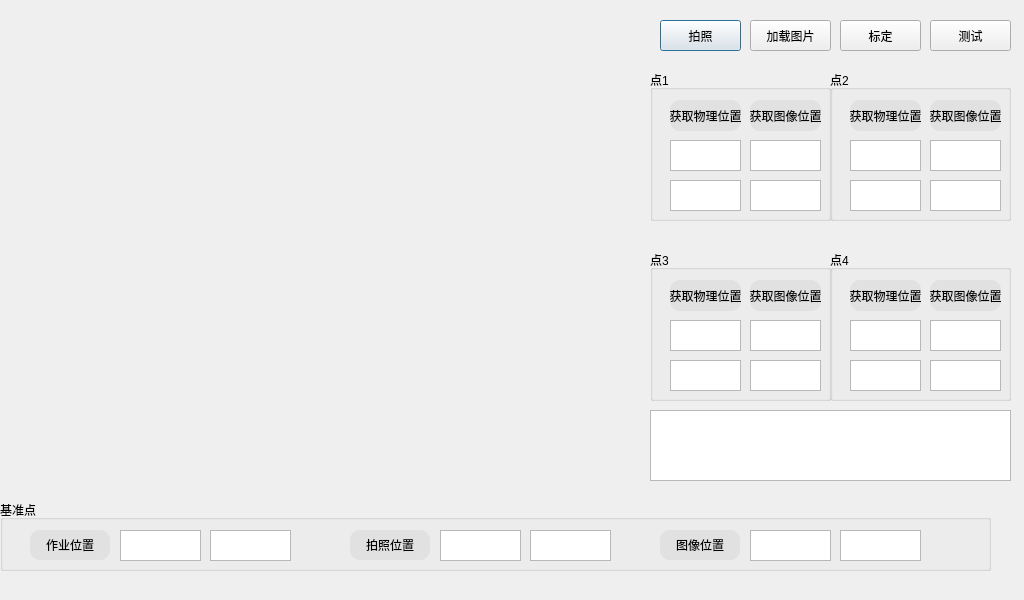
Old version of the form AQRVison/dialogcalibration.ui in the repository MacavityT/2D_ScrewLocation.
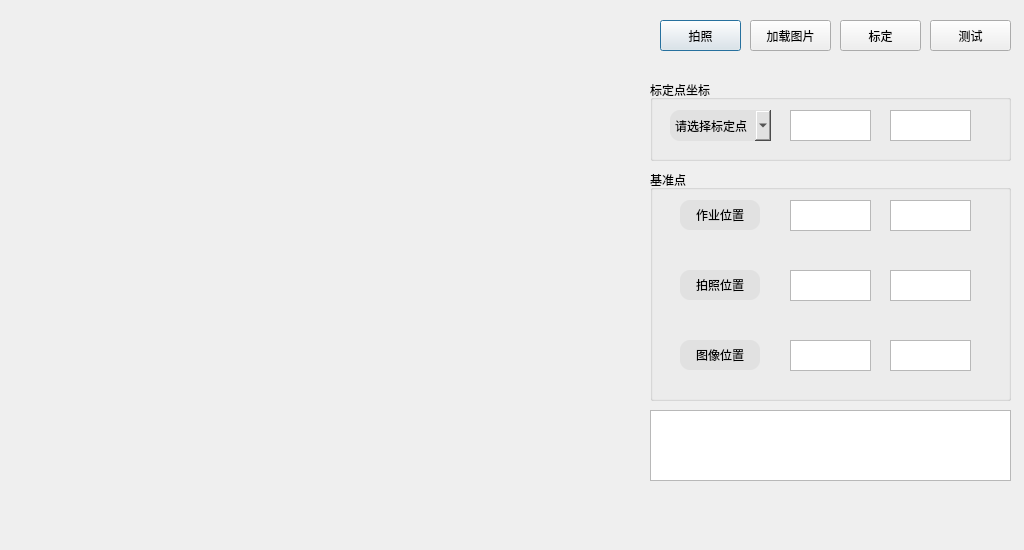
New version of the form.

Commit message: Modified the calibration (to 9 point)

```diff
--- a/AQRVison/dialogcalibration.ui
+++ b/AQRVison/dialogcalibration.ui
@@ -7,7 +7,7 @@
     <x>0</x>
     <y>0</y>
     <width>1024</width>
-    <height>600</height>
+    <height>550</height>
    </rect>
   </property>
   <property name="windowTitle">
@@ -17,7 +17,7 @@
    <property name="geometry">
     <rect>
      <x>0</x>
-     <y>0</y>
+     <y>20</y>
      <width>640</width>
      <height>480</height>
     </rect>
@@ -65,10 +65,10 @@
   <widget class="QGroupBox" name="groupBox">
    <property name="geometry">
     <rect>
-     <x>0</x>
-     <y>500</y>
-     <width>991</width>
-     <height>71</height>
+     <x>650</x>
+     <y>170</y>
+     <width>361</width>
+     <height>231</height>
     </rect>
    </property>
    <property name="title">
@@ -77,8 +77,8 @@
    <widget class="QPushButton" name="pushButton_StdW">
     <property name="geometry">
      <rect>
-      <x>350</x>
-      <y>30</y>
+      <x>30</x>
+      <y>100</y>
       <width>80</width>
       <height>30</height>
      </rect>
@@ -94,8 +94,8 @@
    <widget class="QTextEdit" name="textEdit_wStdx">
     <property name="geometry">
      <rect>
-      <x>440</x>
-      <y>30</y>
+      <x>140</x>
+      <y>100</y>
       <width>81</width>
       <height>31</height>
      </rect>
@@ -104,8 +104,8 @@
    <widget class="QTextEdit" name="textEdit_wStdy">
     <property name="geometry">
      <rect>
-      <x>530</x>
-      <y>30</y>
+      <x>240</x>
+      <y>100</y>
       <width>81</width>
       <height>31</height>
      </rect>
@@ -114,7 +114,7 @@
    <widget class="QTextEdit" name="textEdit_ShangStdx">
     <property name="geometry">
      <rect>
-      <x>120</x>
+      <x>140</x>
       <y>30</y>
       <width>81</width>
       <height>31</height>
@@ -124,7 +124,7 @@
    <widget class="QTextEdit" name="textEdit_ShangStdy">
     <property name="geometry">
      <rect>
-      <x>210</x>
+      <x>240</x>
       <y>30</y>
       <width>81</width>
       <height>31</height>
@@ -151,8 +151,8 @@
    <widget class="QTextEdit" name="textEdit_pStdy">
     <property name="geometry">
      <rect>
-      <x>840</x>
-      <y>30</y>
+      <x>240</x>
+      <y>170</y>
       <width>81</width>
       <height>31</height>
      </rect>
@@ -161,8 +161,8 @@
    <widget class="QTextEdit" name="textEdit_pStdx">
     <property name="geometry">
      <rect>
-      <x>750</x>
-      <y>30</y>
+      <x>140</x>
+      <y>170</y>
       <width>81</width>
       <height>31</height>
      </rect>
@@ -174,8 +174,8 @@
     </property>
     <property name="geometry">
      <rect>
-      <x>660</x>
-      <y>30</y>
+      <x>30</x>
+      <y>170</y>
       <width>80</width>
       <height>30</height>
      </rect>
@@ -193,345 +193,94 @@
    <property name="geometry">
     <rect>
      <x>650</x>
-     <y>70</y>
-     <width>181</width>
-     <height>151</height>
+     <y>80</y>
+     <width>361</width>
+     <height>81</height>
     </rect>
    </property>
    <property name="title">
-    <string>点1</string>
+    <string>标定点坐标</string>
    </property>
-   <widget class="QPushButton" name="pushButton1_stdw">
+   <widget class="QComboBox" name="PointSelector">
     <property name="geometry">
      <rect>
       <x>20</x>
       <y>30</y>
-      <width>71</width>
+      <width>101</width>
       <height>31</height>
      </rect>
     </property>
     <property name="styleSheet">
      <string notr="true">background-color:rgb(225,225,225);
-border-radius:10px;font: 75 8pt &quot;Aharoni&quot;;</string>
+border-radius:10px;</string>
     </property>
-    <property name="text">
-     <string>获取物理位置</string>
-    </property>
+    <item>
+     <property name="text">
+      <string>请选择标定点</string>
+     </property>
+    </item>
+    <item>
+     <property name="text">
+      <string>标定点1</string>
+     </property>
+    </item>
+    <item>
+     <property name="text">
+      <string>标定点2</string>
+     </property>
+    </item>
+    <item>
+     <property name="text">
+      <string>标定点3</string>
+     </property>
+    </item>
+    <item>
+     <property name="text">
+      <string>标定点4</string>
+     </property>
+    </item>
+    <item>
+     <property name="text">
+      <string>标定点5</string>
+     </property>
+    </item>
+    <item>
+     <property name="text">
+      <string>标定点6</string>
+     </property>
+    </item>
+    <item>
+     <property name="text">
+      <string>标定点7</string>
+     </property>
+    </item>
+    <item>
+     <property name="text">
+      <string>标定点8</string>
+     </property>
+    </item>
+    <item>
+     <property name="text">
+      <string>标定点9</string>
+     </property>
+    </item>
    </widget>
    <widget class="QTextEdit" name="textEdit1_wx">
     <property name="geometry">
      <rect>
-      <x>20</x>
-      <y>70</y>
-      <width>71</width>
-      <height>31</height>
-     </rect>
-    </property>
-   </widget>
-   <widget class="QTextEdit" name="textEdit1_wy">
-    <property name="geometry">
-     <rect>
-      <x>20</x>
-      <y>110</y>
-      <width>71</width>
-      <height>31</height>
-     </rect>
-    </property>
-   </widget>
-   <widget class="QPushButton" name="pushButton1_stdp">
-    <property name="geometry">
-     <rect>
-      <x>100</x>
+      <x>240</x>
       <y>30</y>
-      <width>71</width>
+      <width>81</width>
       <height>31</height>
      </rect>
     </property>
-    <property name="styleSheet">
-     <string notr="true">background-color:rgb(225,225,225);
-border-radius:10px;font: 75 8pt &quot;Aharoni&quot;;</string>
-    </property>
-    <property name="text">
-     <string>获取图像位置</string>
-    </property>
    </widget>
    <widget class="QTextEdit" name="textEdit1_px">
     <property name="geometry">
      <rect>
-      <x>100</x>
-      <y>70</y>
-      <width>71</width>
-      <height>31</height>
-     </rect>
-    </property>
-   </widget>
-   <widget class="QTextEdit" name="textEdit1_py">
-    <property name="geometry">
-     <rect>
-      <x>100</x>
-      <y>110</y>
-      <width>71</width>
-      <height>31</height>
-     </rect>
-    </property>
-   </widget>
-  </widget>
-  <widget class="QGroupBox" name="groupBox_3">
-   <property name="geometry">
-    <rect>
-     <x>830</x>
-     <y>70</y>
-     <width>181</width>
-     <height>151</height>
-    </rect>
-   </property>
-   <property name="title">
-    <string>点2</string>
-   </property>
-   <widget class="QPushButton" name="pushButton2_stdw">
-    <property name="geometry">
-     <rect>
-      <x>20</x>
+      <x>140</x>
       <y>30</y>
-      <width>71</width>
-      <height>31</height>
-     </rect>
-    </property>
-    <property name="styleSheet">
-     <string notr="true">background-color:rgb(225,225,225);
-border-radius:10px;font: 75 8pt &quot;Aharoni&quot;;</string>
-    </property>
-    <property name="text">
-     <string>获取物理位置</string>
-    </property>
-   </widget>
-   <widget class="QTextEdit" name="textEdit2_wx">
-    <property name="geometry">
-     <rect>
-      <x>20</x>
-      <y>70</y>
-      <width>71</width>
-      <height>31</height>
-     </rect>
-    </property>
-   </widget>
-   <widget class="QTextEdit" name="textEdit2_wy">
-    <property name="geometry">
-     <rect>
-      <x>20</x>
-      <y>110</y>
-      <width>71</width>
-      <height>31</height>
-     </rect>
-    </property>
-   </widget>
-   <widget class="QPushButton" name="pushButton2_stdp">
-    <property name="geometry">
-     <rect>
-      <x>100</x>
-      <y>30</y>
-      <width>71</width>
-      <height>31</height>
-     </rect>
-    </property>
-    <property name="styleSheet">
-     <string notr="true">background-color:rgb(225,225,225);
-border-radius:10px;font: 75 8pt &quot;Aharoni&quot;;</string>
-    </property>
-    <property name="text">
-     <string>获取图像位置</string>
-    </property>
-   </widget>
-   <widget class="QTextEdit" name="textEdit2_px">
-    <property name="geometry">
-     <rect>
-      <x>100</x>
-      <y>70</y>
-      <width>71</width>
-      <height>31</height>
-     </rect>
-    </property>
-   </widget>
-   <widget class="QTextEdit" name="textEdit2_py">
-    <property name="geometry">
-     <rect>
-      <x>100</x>
-      <y>110</y>
-      <width>71</width>
-      <height>31</height>
-     </rect>
-    </property>
-   </widget>
-  </widget>
-  <widget class="QGroupBox" name="groupBox_4">
-   <property name="geometry">
-    <rect>
-     <x>650</x>
-     <y>250</y>
-     <width>181</width>
-     <height>151</height>
-    </rect>
-   </property>
-   <property name="title">
-    <string>点3</string>
-   </property>
-   <widget class="QPushButton" name="pushButton3_stdw">
-    <property name="geometry">
-     <rect>
-      <x>20</x>
-      <y>30</y>
-      <width>71</width>
-      <height>31</height>
-     </rect>
-    </property>
-    <property name="styleSheet">
-     <string notr="true">background-color:rgb(225,225,225);
-border-radius:10px;font: 75 8pt &quot;Aharoni&quot;;</string>
-    </property>
-    <property name="text">
-     <string>获取物理位置</string>
-    </property>
-   </widget>
-   <widget class="QTextEdit" name="textEdit3_wx">
-    <property name="geometry">
-     <rect>
-      <x>20</x>
-      <y>70</y>
-      <width>71</width>
-      <height>31</height>
-     </rect>
-    </property>
-   </widget>
-   <widget class="QTextEdit" name="textEdit3_wy">
-    <property name="geometry">
-     <rect>
-      <x>20</x>
-      <y>110</y>
-      <width>71</width>
-      <height>31</height>
-     </rect>
-    </property>
-   </widget>
-   <widget class="QPushButton" name="pushButton3_stdp">
-    <property name="geometry">
-     <rect>
-      <x>100</x>
-      <y>30</y>
-      <width>71</width>
-      <height>31</height>
-     </rect>
-    </property>
-    <property name="styleSheet">
-     <string notr="true">background-color:rgb(225,225,225);
-border-radius:10px;font: 75 8pt &quot;Aharoni&quot;;</string>
-    </property>
-    <property name="text">
-     <string>获取图像位置</string>
-    </property>
-   </widget>
-   <widget class="QTextEdit" name="textEdit3_px">
-    <property name="geometry">
-     <rect>
-      <x>100</x>
-      <y>70</y>
-      <width>71</width>
-      <height>31</height>
-     </rect>
-    </property>
-   </widget>
-   <widget class="QTextEdit" name="textEdit3_py">
-    <property name="geometry">
-     <rect>
-      <x>100</x>
-      <y>110</y>
-      <width>71</width>
-      <height>31</height>
-     </rect>
-    </property>
-   </widget>
-  </widget>
-  <widget class="QGroupBox" name="groupBox_5">
-   <property name="geometry">
-    <rect>
-     <x>830</x>
-     <y>250</y>
-     <width>181</width>
-     <height>151</height>
-    </rect>
-   </property>
-   <property name="title">
-    <string>点4</string>
-   </property>
-   <widget class="QPushButton" name="pushButton4_stdw">
-    <property name="geometry">
-     <rect>
-      <x>20</x>
-      <y>30</y>
-      <width>71</width>
-      <height>31</height>
-     </rect>
-    </property>
-    <property name="styleSheet">
-     <string notr="true">background-color:rgb(225,225,225);
-border-radius:10px;font: 75 8pt &quot;Aharoni&quot;;</string>
-    </property>
-    <property name="text">
-     <string>获取物理位置</string>
-    </property>
-   </widget>
-   <widget class="QTextEdit" name="textEdit4_wx">
-    <property name="geometry">
-     <rect>
-      <x>20</x>
-      <y>70</y>
-      <width>71</width>
-      <height>31</height>
-     </rect>
-    </property>
-   </widget>
-   <widget class="QTextEdit" name="textEdit4_wy">
-    <property name="geometry">
-     <rect>
-      <x>20</x>
-      <y>110</y>
-      <width>71</width>
-      <height>31</height>
-     </rect>
-    </property>
-   </widget>
-   <widget class="QPushButton" name="pushButton4_stdp">
-    <property name="geometry">
-     <rect>
-      <x>100</x>
-      <y>30</y>
-      <width>71</width>
-      <height>31</height>
-     </rect>
-    </property>
-    <property name="styleSheet">
-     <string notr="true">background-color:rgb(225,225,225);
-border-radius:10px;font: 75 8pt &quot;Aharoni&quot;;</string>
-    </property>
-    <property name="text">
-     <string>获取图像位置</string>
-    </property>
-   </widget>
-   <widget class="QTextEdit" name="textEdit4_px">
-    <property name="geometry">
-     <rect>
-      <x>100</x>
-      <y>70</y>
-      <width>71</width>
-      <height>31</height>
-     </rect>
-    </property>
-   </widget>
-   <widget class="QTextEdit" name="textEdit4_py">
-    <property name="geometry">
-     <rect>
-      <x>100</x>
-      <y>110</y>
-      <width>71</width>
+      <width>81</width>
       <height>31</height>
      </rect>
     </property>
```
Left out of the diff: 10 changed lines with no effect on the pictures. The commit also changes 6 other files.
